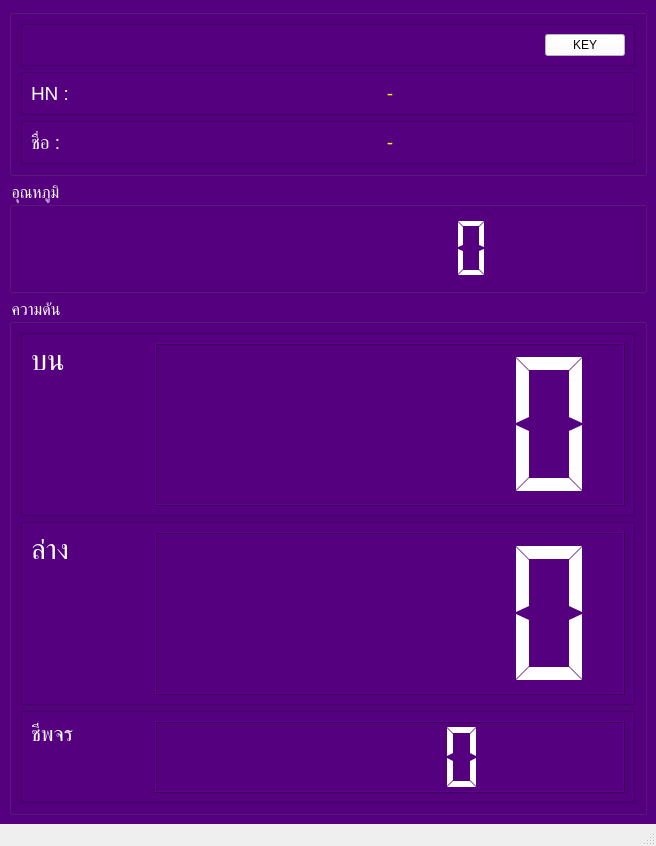
First picture: the form in win_bptm.ui, repository tehnplk/win_bmi, before the edit.
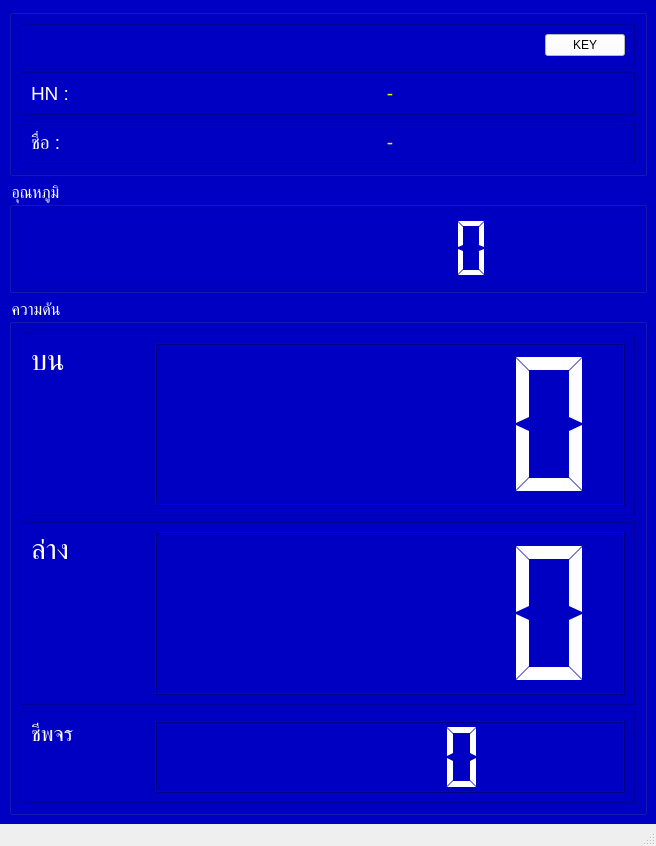
Second picture: the form after the edit.

Diff of the .ui file:
```diff
--- a/win_bptm.ui
+++ b/win_bptm.ui
@@ -18,7 +18,7 @@
   </property>
   <widget class="QWidget" name="centralwidget">
    <property name="styleSheet">
-    <string notr="true">background-color:rgb(85, 0, 127)</string>
+    <string notr="true">background-color:rgb(0, 0, 195);</string>
    </property>
    <layout class="QVBoxLayout" name="verticalLayout" stretch="15,15,70">
     <item>
```
